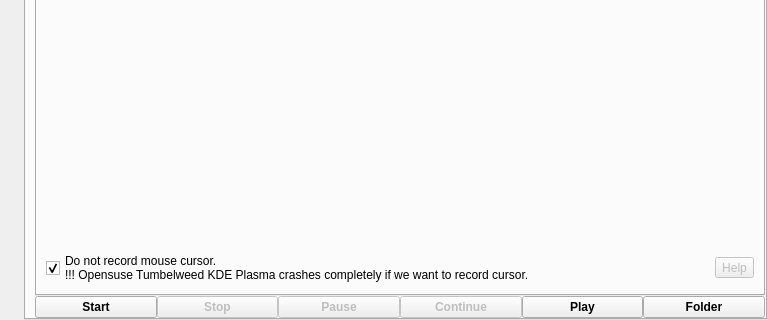
Above: src/wayland/formMainWindow_wl.ui from vkohaupt/vokoscreenNG before the change; both pictures show x 0 to 767 and y 162 to 482 of the 767 by 482 pixel window. Below: the same form after it.
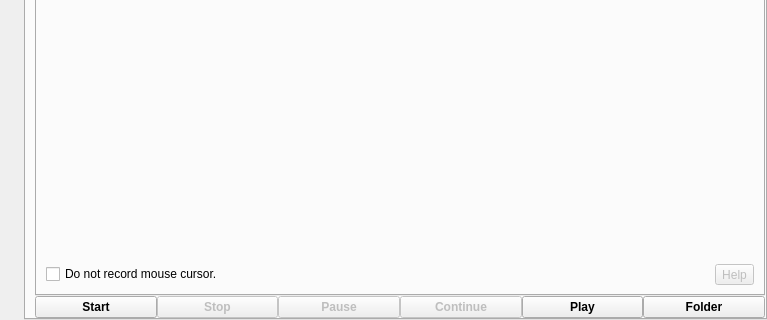
That is the form after the change. The open tabs and pages were chosen to show the change. Icons and pictures are not drawn.

Commit message: Wayland: Opensuse Tumbleweed KDE has fixed the bug that caused the desktop to crash.

```diff
--- a/src/wayland/formMainWindow_wl.ui
+++ b/src/wayland/formMainWindow_wl.ui
@@ -650,11 +650,7 @@
                 <item>
                  <widget class="QCheckBox" name="checkBoxMouseCursorOnOff">
                   <property name="text">
-                   <string notr="true">Do not record mouse cursor.
-!!! Opensuse Tumbelweed KDE Plasma crashes completely if we want to record cursor.</string>
-                  </property>
-                  <property name="checked">
-                   <bool>true</bool>
+                   <string notr="true">Do not record mouse cursor.</string>
                   </property>
                  </widget>
                 </item>
```
The commit also changes 1 other file.
